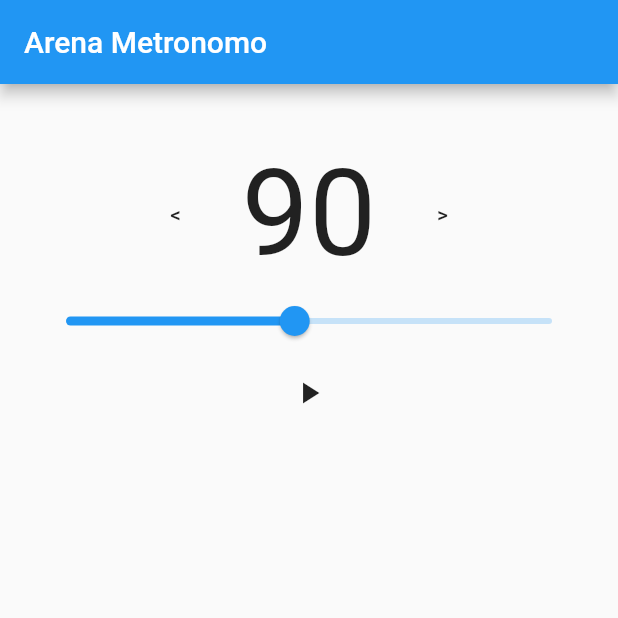
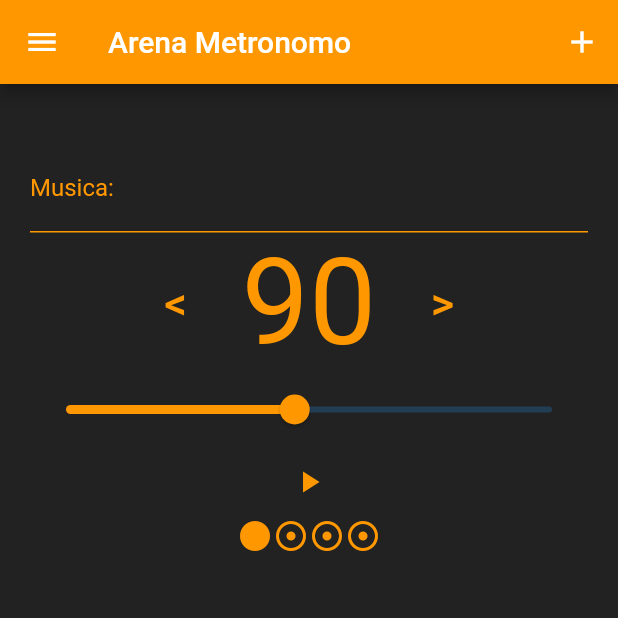
Before and after one commit to BrunoChin/ArenaMetronomo, a Flutter app: the screen it shows after launch, on a phone screen of 412 x 824 dp, the top half of it. Run offline on Flutter 3.47's test engine with Material 2 defaults, Android fonts, the light colour scheme and no system bars; our stand-ins replace audioplayers.

Commit message:
adicao da classe musicsTimer e finalizacao da funcao de metronomo

```diff
--- a/lib/main.dart
+++ b/lib/main.dart
@@ -1,11 +1,21 @@
 import 'dart:async';
+import 'dart:convert';
+import 'dart:io';
 
 import 'package:flutter/material.dart';
 import 'package:audioplayers/audio_cache.dart';
+import 'package:path_provider/path_provider.dart';
+
+import 'musicsTimer.dart';
 
 
 main(){
-  runApp(MaterialApp(home: Home()));
+  runApp(MaterialApp(
+    debugShowCheckedModeBanner: false,
+    //theme: ThemeData.dark(),
+      home: Home(),
+  ));
+
 }
 
 class Home extends StatefulWidget {
@@ -20,11 +30,61 @@ class _HomeState extends State<Home> {
   Timer timer;
   static AudioCache player = AudioCache();
   bool started = false;
+  int timerCount = 1;
+  List musicas = [];
+  musicsTimer musica;
+
+  TextEditingController _controlerNome = TextEditingController();
+  //TextEditingController _controlertempo = TextEditingController();
+
+  starteMetronomo(){
+    timer = Timer.periodic(Duration(milliseconds: (60000/timerTick).roundToDouble().toInt()  ), (Timer time){
+      player.play(tick1);
+      if(timerCount < 4){
+        setState(() {
+          timerCount++;
+        });
+      }
+      else{
+        setState(() {
+          timerCount = 1;
+        });
+      }
+    });
+  }
+
+  _salvar(){
+    setState(() {
+      musica = musicsTimer(_controlerNome.text, timerTick);
+      musicas.add(musica.toJson());
+      _salarArquivo();
+    });
+  }
+
+  @override
+  void initState() {
+    super.initState();
+    __lerArquivo().then((dados){
+      setState(() {
+        musicas = jsonDecode(dados);
+      });
+    });
+  }
 
   @override
   Widget build(BuildContext context) {
     return Scaffold(
+      backgroundColor: Colors.black87,
       appBar: AppBar(
+        actions: <Widget>[
+          IconButton(
+            icon: Icon(Icons.add),
+            onPressed: (){
+              _salvar();
+            },
+          )
+        ],
+        backgroundColor: Colors.orange,
         title: Text("Arena Metronomo"),
       ),
       body: SingleChildScrollView(
@@ -33,20 +93,35 @@ class _HomeState extends State<Home> {
           child: Column(
           mainAxisAlignment: MainAxisAlignment.center,
           children: <Widget>[
+            TextField(
+              controller: _controlerNome,
+              style: TextStyle(color: Colors.orange),
+              cursorColor: Colors.orange,
+              decoration: InputDecoration(
+                focusedBorder: UnderlineInputBorder(
+                  borderSide: BorderSide(color: Colors.orange)
+                ),
+                labelText: "Musica: ",
+                labelStyle: TextStyle(color: Colors.orange),
+                enabledBorder: UnderlineInputBorder(
+                  borderSide: BorderSide(color: Colors.orange, width: 1)
+              )),
+
+            ),
             Row(
               mainAxisAlignment: MainAxisAlignment.center,
               children: <Widget>[
                 FlatButton(
-                  child: Text("<"),
+                  child: Text("<",style: TextStyle(color: Colors.orange, fontSize: 30),),
                   onPressed: (){
                     setState(() {
                       timerTick--;
                     });
                   },
                 ),
-                Text("$timerTick", style: TextStyle(fontSize: 80),),
+                Text("$timerTick", style: TextStyle(color: Colors.orange,fontSize: 80),),
                 FlatButton(
-                  child: Text(">"),
+                  child: Text(">",style: TextStyle(color: Colors.orange, fontSize: 30),),
                   onPressed: (){
                     setState(() {
                       timerTick++;
@@ -56,6 +131,7 @@ class _HomeState extends State<Home> {
                 ],
               ),
               Slider(
+                activeColor: Colors.orange,
                 max: 180,
                 min: 10,
                 onChanged: (c){
@@ -63,23 +139,19 @@ class _HomeState extends State<Home> {
                     timerTick = c.toInt();
                     if(started){
                       timer.cancel();
-                      timer = Timer.periodic(Duration(milliseconds: 1010 - timerTick), (Timer time){
-                          player.play(tick1);
-                      });
+                      starteMetronomo();
                     }
                   });
                 },
                 value: timerTick.toDouble()
               ),
               IconButton(
-                icon: Icon(started ? Icons.pause : Icons.play_arrow),
+                icon: Icon(started ? Icons.pause : Icons.play_arrow, color: Colors.orange,),
                 onPressed: (){
                   setState(() {
                     started = !started;
                     if(started){
-                      timer = Timer.periodic(Duration(milliseconds: 1010 - timerTick), (Timer timer){
-                        player.play(tick1);
-                      });
+                      starteMetronomo();
                     }
                     else{
                       if(timer != null){
@@ -89,10 +161,46 @@ class _HomeState extends State<Home> {
                   });
                 },
               ),
+              Row(
+                mainAxisAlignment:  MainAxisAlignment.center,
+                children: <Widget>[
+                  Icon(timerCount == 1 ? Icons.brightness_1 : Icons.adjust, color: Colors.orange,),
+                  Icon(timerCount == 2 ? Icons.brightness_1 : Icons.adjust, color: Colors.orange,),
+                  Icon(timerCount == 3 ? Icons.brightness_1 : Icons.adjust, color: Colors.orange,),
+                  Icon(timerCount == 4 ? Icons.brightness_1 : Icons.adjust, color: Colors.orange,),
+                ],
+              )
             ],
           ),
         )
       ),
+      drawer: Container(
+        padding: EdgeInsets.fromLTRB(10, 30, 10, 0),
+        child: Column(
+          children: <Widget>[
+            Center(
+              child: Text("Test"),
+            ),
+          ],
+        ),
+      ),
     );
   }
+  Future<File> _pegarArquivo() async{
+    final diretorio = await getApplicationDocumentsDirectory();
+    return File("${diretorio.path}/arquico.json");
+  }
+
+  Future<File> _salarArquivo() async{
+
+    String dados = jsonEncode(musicas);
+    print("Chegou aq");
+    final file = await _pegarArquivo();
+    return file.writeAsString(dados);
+  }
+
+  Future<String> __lerArquivo() async{
+    final file = await _pegarArquivo();
+    return file.readAsString();
+  }
 }
--- /dev/null
+++ b/lib/musicsTimer.dart
@@ -0,0 +1,27 @@
+
+class musicsTimer{
+  String _nome;
+  int _timer;
+
+  musicsTimer(String nome, int timer);
+
+  String getNome(){
+    return _nome;
+  }
+  void setNome(String nome){
+    this._nome = nome;
+  }
+
+  int getTimer(){
+    return _timer;
+  }
+
+  void setTimer(int timer){
+    this._timer = timer;
+  }
+
+  Map<String, dynamic> toJson() => {
+    'nome': _nome,
+    'tempo': _timer,
+  };
+}
--- a/pubspec.yaml
+++ b/pubspec.yaml
@@ -24,6 +24,7 @@ dependencies:
   # Use with the CupertinoIcons class for iOS style icons.
   cupertino_icons: ^0.1.2
   audioplayers: ^0.13.2
+  path_provider: ^1.2.0
 
 dev_dependencies:
   flutter_test:
```
Also changed, not shown: pubspec.lock, 2 other files.
